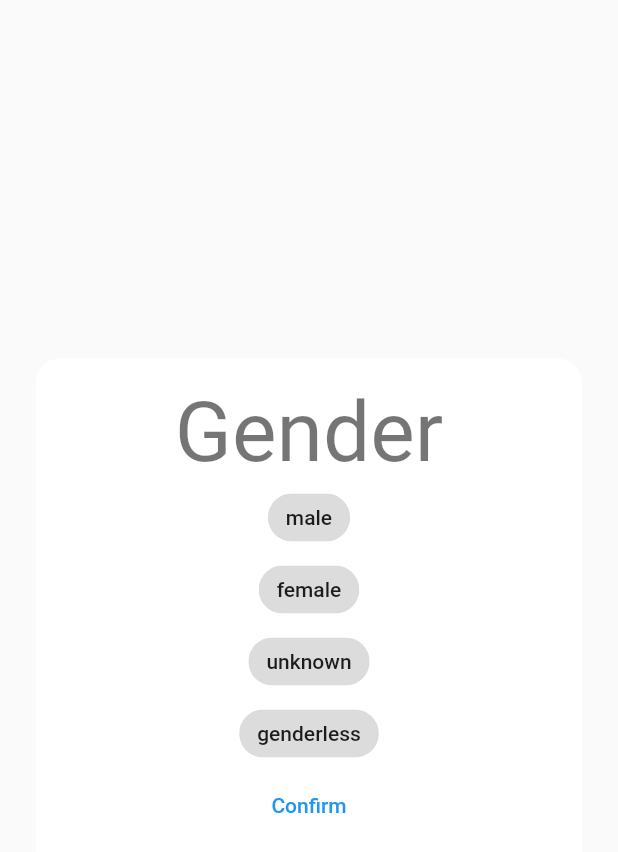
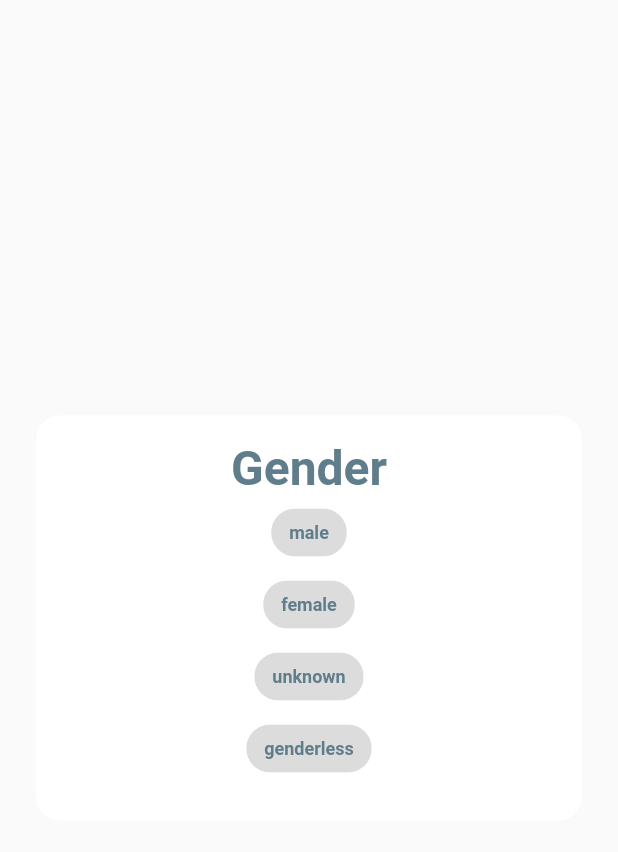
Before and after one commit to phantom1511/rick_morty, a Flutter app: the Filter widget shown alone on an empty page, opened directly, on a phone screen of 412 x 824 dp. Shown: the top 852 px of the screen. Run offline on Flutter 3.47's test engine with Material 2 defaults, Android fonts, the phone set to English and light mode, and no system bars; our stand-ins replace dio, flutter_svg, get_it, infinite_scroll_pagination; network calls fail.

Commit message:
customized ui

```diff
--- a/lib/main.dart
+++ b/lib/main.dart
@@ -25,7 +25,7 @@ class MyApp extends StatelessWidget {
     return MaterialApp(
       title: 'Flutter Demo',
       theme: ThemeData(
-        primarySwatch: Colors.blue,
+        primarySwatch: Colors.blueGrey,
       ),
       home: const MyHomePage(),
     );
@@ -65,7 +65,7 @@ class _MyHomePageState extends State<MyHomePage> {
           ),
         ],
         onTap: _onItemTapped,
-        selectedItemColor: Colors.blue,
+        selectedItemColor: Colors.blueGrey,
         currentIndex: _selectedIndex,
       ),
     );
--- a/lib/utils/filter.dart
+++ b/lib/utils/filter.dart
@@ -13,6 +13,8 @@ class Filter extends StatefulWidget {
 }
 
 class _FilterState extends State<Filter> {
+  List genderList = ['male', 'female', 'unknown', 'genderless'];
+
   @override
   Widget build(BuildContext context) {
     return Material(
@@ -31,23 +33,27 @@ class _FilterState extends State<Filter> {
               child: Column(
                 mainAxisSize: MainAxisSize.min,
                 children: [
-                  Text(
-                    'Gender',
-                    style: Theme.of(context).textTheme.headline2,
-                  ),
-                  ...['male', 'female', 'unknown', 'genderless']
+                  const Text('Gender',
+                      style: TextStyle(
+                          color: Colors.blueGrey,
+                          fontSize: 32,
+                          overflow: TextOverflow.ellipsis,
+                          fontWeight: FontWeight.bold)),
+                  ...genderList
                       .map((e) => GestureDetector(
                             onTap: () {
                               Navigator.of(context).pop(e);
                             },
-                            child: Chip(label: Text(e)),
+                            child: Chip(
+                              label: Text(e),
+                              labelStyle: const TextStyle(
+                                  color: Colors.blueGrey,
+                                  fontSize: 12,
+                                  overflow: TextOverflow.ellipsis,
+                                  fontWeight: FontWeight.bold),
+                            ),
                           ))
                       .toList(),
-                  TextButton(
-                      onPressed: () {
-                        Navigator.of(context).pop();
-                      },
-                      child: const Text('Confirm'))
                 ],
               ),
             ),
--- a/lib/utils/hero_card.dart
+++ b/lib/utils/hero_card.dart
@@ -39,7 +39,7 @@ class _HeroCardState extends State<HeroCard> {
                 ],
                 color: Colors.white,
                 borderRadius: BorderRadius.circular(8),
-                border: Border.all(color: Colors.lightBlue)),
+                border: Border.all(color: Colors.blue.shade50)),
             child: Column(
               mainAxisAlignment: MainAxisAlignment.start,
               children: [
@@ -57,7 +57,8 @@ class _HeroCardState extends State<HeroCard> {
                             width: 86,
                           ),
                     const SizedBox(width: 12),
-                    Column(
+                    Expanded(
+                      child: Column(
                         crossAxisAlignment: CrossAxisAlignment.start,
                         children: [
                           const SizedBox(height: 16),
@@ -73,6 +74,7 @@ class _HeroCardState extends State<HeroCard> {
                           ),
                           const SizedBox(height: 16),
                         ],
+                      ),
                     )
                   ],
                 ),
--- a/lib/view/hero_details_page.dart
+++ b/lib/view/hero_details_page.dart
@@ -16,6 +16,7 @@ class HeroItem extends StatelessWidget {
     dPrint(hero.toJson(), 'Hero in details: ');
     return Scaffold(
       appBar: AppBar(
+        centerTitle: true,
         title: const Text('Hero detail'),
       ),
       body: DetailsCard(
--- a/lib/view/hero_page.dart
+++ b/lib/view/hero_page.dart
@@ -70,7 +70,6 @@ class _HeroPageState extends State<HeroPage> {
   @override
   Widget build(BuildContext context) {
     return Scaffold(
-        backgroundColor: Colors.black12,
         appBar: AppBar(
           title: const Text('Hero'),
           centerTitle: true,
```
Also changed, not shown: lib/utils/details_card.dart (+85 -17 lines), lib/view/episode_page.dart (+7 -5 lines). Lines whose indentation alone changed are shown as unchanged.
